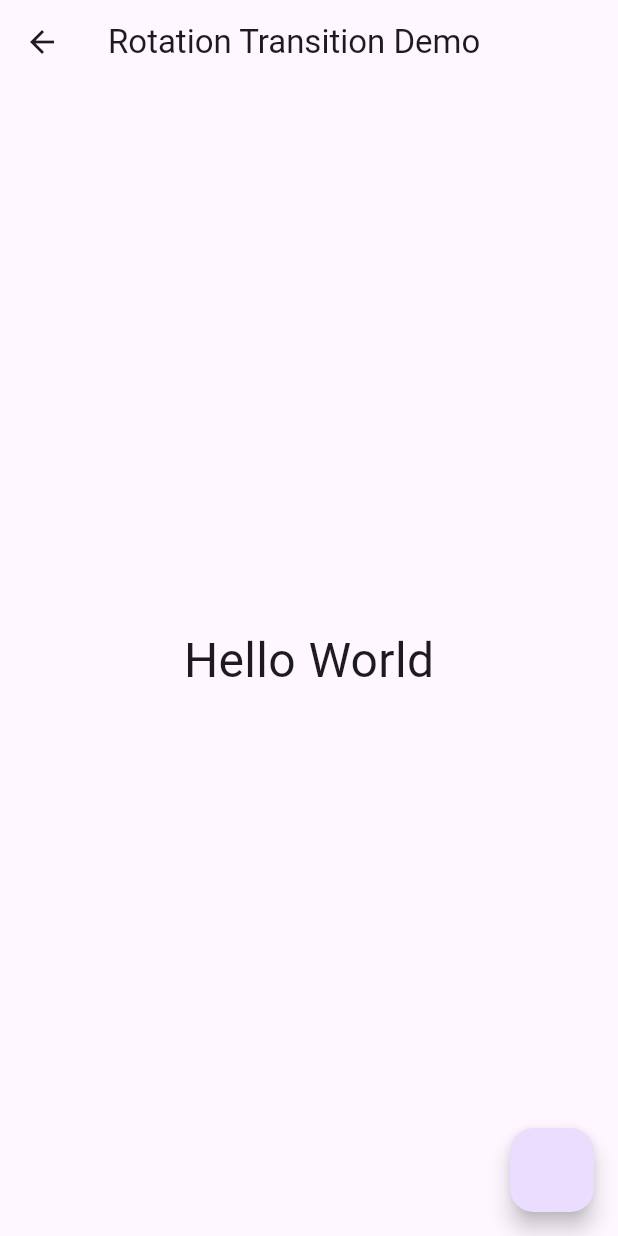
After one commit to NyeinChanAung203/Flutter_Animations, a Flutter app: the ExplicitAnimations screen opened directly, after a tap on "Rotation Transition", on a phone screen of 412 x 824 dp. The commit adds this screen. Run offline on Flutter 3.47's test engine with Material 3 defaults, Android fonts, the phone set to English and light mode, and no system bars.

Commit message:
Rotation Transition

```diff
--- a/lib/explicit_animation/explicit_animation.dart
+++ b/lib/explicit_animation/explicit_animation.dart
@@ -1,5 +1,6 @@
 import 'package:flutter/material.dart';
 import 'package:flutter_animations/explicit_animation/positioned_transition_demo.dart';
+import 'package:flutter_animations/explicit_animation/rotation_transition_demo.dart';
 import 'package:flutter_animations/explicit_animation/size_transition_demo.dart';
 
 class ExplicitAnimations extends StatelessWidget {
@@ -29,6 +30,13 @@ class ExplicitAnimations extends StatelessWidget {
                     ));
                   },
                   child: const Text('Size Transition')),
+              ElevatedButton(
+                  onPressed: () {
+                    Navigator.of(context).push(MaterialPageRoute(
+                      builder: (context) => const RotationTransitionDemo(),
+                    ));
+                  },
+                  child: const Text('Rotation Transition')),
             ],
           ),
         ),
--- /dev/null
+++ b/lib/explicit_animation/rotation_transition_demo.dart
@@ -0,0 +1,48 @@
+import 'package:flutter/material.dart';
+
+class RotationTransitionDemo extends StatefulWidget {
+  const RotationTransitionDemo({super.key});
+
+  @override
+  State<RotationTransitionDemo> createState() => _RotationTransitionDemoState();
+}
+
+class _RotationTransitionDemoState extends State<RotationTransitionDemo>
+    with SingleTickerProviderStateMixin {
+  late AnimationController _controller;
+  late Animation<double> _animation;
+
+  @override
+  void initState() {
+    super.initState();
+    _controller = AnimationController(
+        vsync: this, duration: const Duration(milliseconds: 400));
+
+    /// end is like count for rotation
+    _animation = Tween<double>(begin: 0, end: 1).animate(_controller);
+  }
+
+  @override
+  Widget build(BuildContext context) {
+    return Scaffold(
+      appBar: AppBar(
+        title: const Text('Rotation Transition Demo'),
+      ),
+      body: Center(
+        child: RotationTransition(
+            turns: _animation,
+            child: const Text(
+              'Hello World',
+              style: TextStyle(fontSize: 32),
+            )),
+      ),
+      floatingActionButton: FloatingActionButton(onPressed: () {
+        if (_controller.isCompleted) {
+          _controller.reverse();
+        } else {
+          _controller.forward();
+        }
+      }),
+    );
+  }
+}
```
